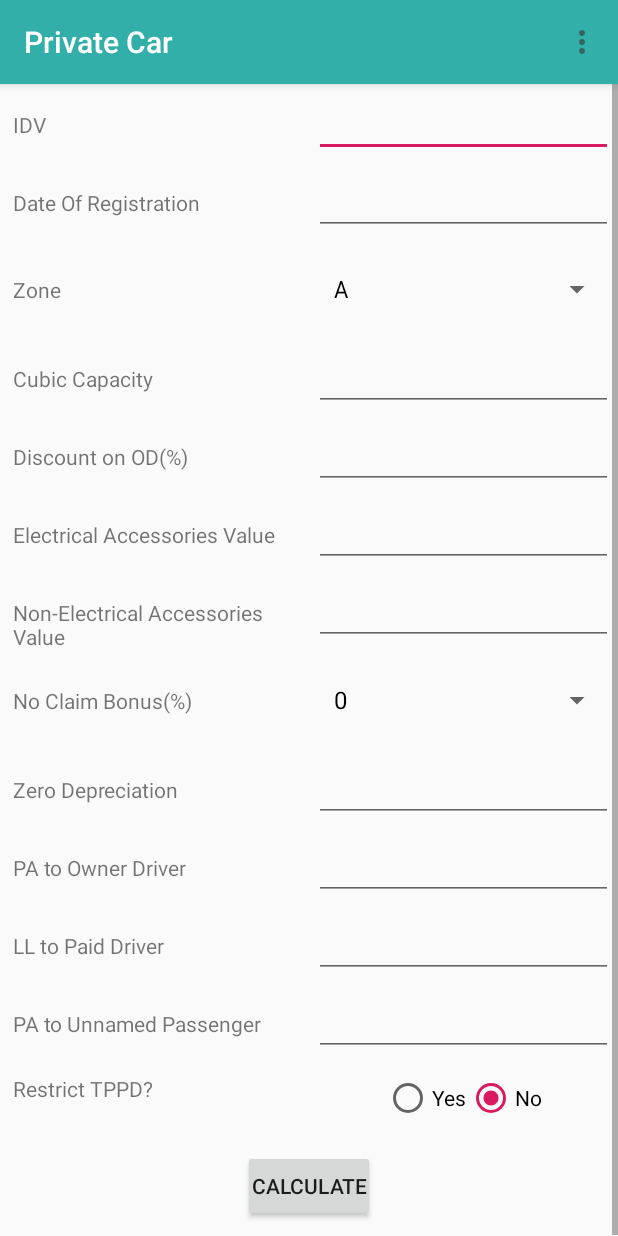
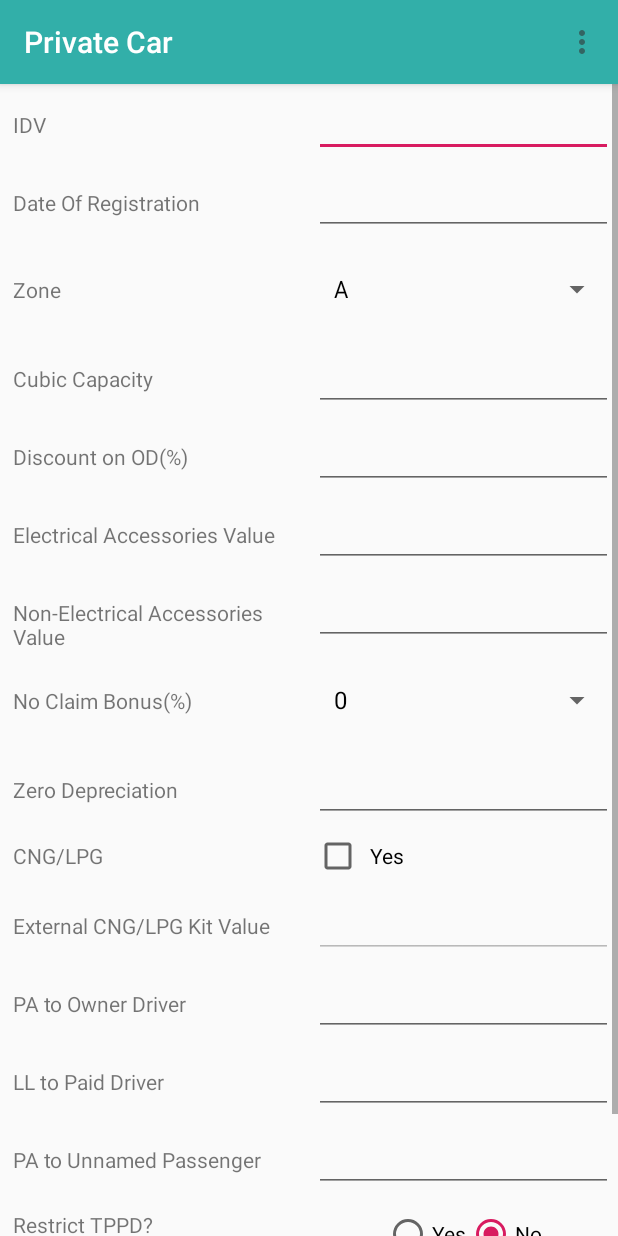
Before and after one commit to pg30/Premium-Calculator, an Android app: the private_car screen opened directly, with no data from a screen before it, on a phone screen of 412 x 824 dp. Run offline under Robolectric (Android 15) with nearby library versions, the phone set to English and light mode, and no system bars; our stand-ins replace Firebase (no records; nobody signed in at launch, a user with empty details on screens opened directly).

Commit message:
PRIVATE CAR CNG UPDATE

```diff
--- a/app/src/main/java/com/pg/premiumcalculator/private_car.java
+++ b/app/src/main/java/com/pg/premiumcalculator/private_car.java
@@ -13,6 +13,7 @@ import android.view.View;
 import android.widget.AdapterView;
 import android.widget.ArrayAdapter;
 import android.widget.Button;
+import android.widget.CheckBox;
 import android.widget.DatePicker;
 import android.widget.EditText;
 import android.widget.RadioButton;
@@ -26,14 +27,15 @@ import java.util.Locale;
 public class private_car extends menu implements AdapterView.OnItemSelectedListener {
 
     Spinner zone_spin,ncb_spin;
-    EditText idv_edit,date_edit,cc_edit,discount_edit,elec_edit,nonelec_edit,zerodep_edit,padriver_edit,lldriver_edit,paunnamedpassenger_edit;
-    Double idv,cc,discount,elec,nonelec,ncb,zerodep,patodriver,lltodriver,patounnamedpassenger;
+    EditText idv_edit,date_edit,cc_edit,discount_edit,elec_edit,nonelec_edit,zerodep_edit,padriver_edit,lldriver_edit,paunnamedpassenger_edit,extcngkit_edit;
+    Double idv,cc,discount,elec,nonelec,ncb,zerodep,patodriver,lltodriver,patounnamedpassenger,extcngkit;
 
     Button calculate;
     Zone zone;
 
     Vehicle currVehicle = Vehicle.PRIVATECAR;
     RadioButton yes;
+    CheckBox cng_yes;
     String dateofregistration;
     private DatePickerDialog datePickerDialog;
     private SimpleDateFormat dateFormat;
@@ -49,6 +51,22 @@ public class private_car extends menu implements AdapterView.OnItemSelectedListe
         getSupportActionBar().setTitle("Private Car");
 
         findViews();
+        cng_yes.setOnClickListener(new View.OnClickListener() {
+            @Override
+            public void onClick(View v) {
+                if(((CheckBox)v).isChecked() )
+                {
+                    extcngkit_edit.setEnabled(true);
+                }
+                else
+                {
+                    extcngkit_edit.setText("");
+                    extcngkit=0.0;
+                    extcngkit_edit.setEnabled(false);
+                    Log.d("debug","cng kit value is"+extcngkit_edit.getText().toString());
+                }
+            }
+        });
         calculate.setOnClickListener(new View.OnClickListener() {
             @Override
             public void onClick(View v) {
@@ -87,10 +105,12 @@ public class private_car extends menu implements AdapterView.OnItemSelectedListe
         nonelec_edit = (EditText) findViewById(R.id.nonelectrical_accessories_value);
         zerodep_edit = (EditText) findViewById(R.id.zerodep_value);
         padriver_edit = (EditText) findViewById(R.id.patoownerdriver_value);
+        extcngkit_edit = (EditText) findViewById(R.id.extcng_value);
         lldriver_edit = (EditText) findViewById(R.id.lltopaiddriver_value);
         paunnamedpassenger_edit = (EditText) findViewById(R.id.patounnamedpassenger_value);
         calculate = (Button) findViewById(R.id.calculate);
         yes = (RadioButton) findViewById(R.id.yes);
+        cng_yes = (CheckBox) findViewById(R.id.yes_cng);
 
         zone_spin = (Spinner) findViewById(R.id.zone_value);
         ArrayAdapter<CharSequence> zone_adapter = ArrayAdapter.createFromResource(this,R.array.zone_array,R.layout.support_simple_spinner_dropdown_item);
@@ -114,6 +134,7 @@ public class private_car extends menu implements AdapterView.OnItemSelectedListe
         b.putDouble("nonelec",nonelec);
         b.putDouble("zerodep",zerodep);
         b.putDouble("patodriver",patodriver);
+        b.putDouble("extcngkit",extcngkit);
         b.putDouble("lltodriver",lltodriver);
         b.putDouble("patounnamedpassenger",patounnamedpassenger);
         b.putDouble("ncb",ncb);
@@ -121,6 +142,10 @@ public class private_car extends menu implements AdapterView.OnItemSelectedListe
             b.putBoolean("restrict_tppd",true);
         else
             b.putBoolean("restrict_tppd",false);
+        if(cng_yes.isChecked())
+            b.putBoolean("cng",true);
+        else
+            b.putBoolean("cng",false);
         b.putSerializable("zone",zone);
         b.putString("dateofregistration",dateofregistration);
         intent.putExtra("private_car_breakup_bundle",b);
@@ -137,6 +162,7 @@ public class private_car extends menu implements AdapterView.OnItemSelectedListe
         nonelec = ParseDouble(nonelec_edit.getText().toString());
         zerodep = ParseDouble(zerodep_edit.getText().toString());
         patodriver = ParseDouble(padriver_edit.getText().toString());
+        extcngkit = ParseDouble(extcngkit_edit.getText().toString());
         lltodriver = ParseDouble(lldriver_edit.getText().toString());
         patounnamedpassenger = ParseDouble(paunnamedpassenger_edit.getText().toString());
         dateofregistration = ParseString(date_edit.getText().toString());
--- a/app/src/main/res/layout/activity_private_car.xml
+++ b/app/src/main/res/layout/activity_private_car.xml
@@ -187,6 +187,42 @@
 
             <TableRow>
                 <TextView
+                    android:id="@+id/cng"
+                    android:layout_width="0dp"
+                    android:layout_height="wrap_content"
+                    style="@style/style_textbox_table"
+                    android:text="@string/cng_lpg" />
+
+                <CheckBox
+                    android:id="@+id/yes_cng"
+                    android:layout_width="0dp"
+                    android:layout_height="wrap_content"
+                    style="@style/style_checkbox_table"
+                    android:text="Yes"/>
+            </TableRow>
+
+            <TableRow>
+                <TextView
+                    android:id="@+id/extcng"
+                    android:layout_width="0dp"
+                    android:layout_height="wrap_content"
+                    style="@style/style_textbox_table"
+                    android:text="External CNG/LPG Kit Value" />
+
+
+                <EditText
+                    android:id="@+id/extcng_value"
+                    android:layout_width="0dp"
+                    android:layout_height="wrap_content"
+                    style="@style/style_edittext_table"
+                    android:autofillHints=""
+                    android:ems="10"
+                    android:enabled="false"
+                    android:inputType="numberDecimal"/>
+            </TableRow>
+
+            <TableRow>
+                <TextView
                     android:id="@+id/patoownerdriver"
                     android:layout_width="0dp"
                     android:layout_height="wrap_content"
```
Also changed, not shown: app/src/main/java/com/pg/premiumcalculator/private_car_breakup.java (+54 -8 lines), app/src/main/res/layout/activity_private_car_breakup.xml (+39 -0 lines).
